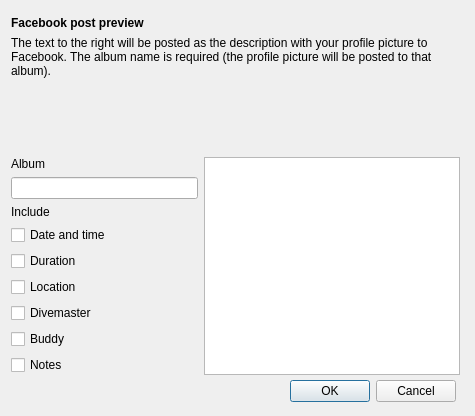
The window that desktop-widgets/plugins/facebook/socialnetworksdialog.ui (subsurface/subsurface) describes before a commit, drawn with Qt 5.
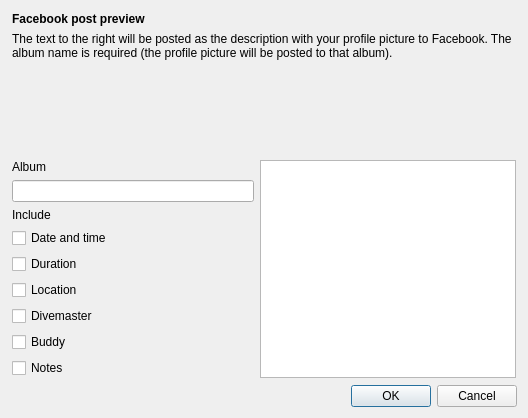
The same window after the commit.

Commit message:
[Facebook] Fix Export Dialog Layout
Dialog layout was broken, now we can actually resize.

What changed in the file:
```diff
--- a/desktop-widgets/plugins/facebook/socialnetworksdialog.ui
+++ b/desktop-widgets/plugins/facebook/socialnetworksdialog.ui
@@ -6,38 +6,15 @@
    <rect>
     <x>0</x>
     <y>0</y>
-    <width>475</width>
-    <height>416</height>
+    <width>528</width>
+    <height>418</height>
    </rect>
   </property>
   <property name="windowTitle">
    <string>Dialog</string>
   </property>
-  <widget class="QDialogButtonBox" name="buttonBox">
-   <property name="geometry">
-    <rect>
-     <x>290</x>
-     <y>380</y>
-     <width>166</width>
-     <height>22</height>
-    </rect>
-   </property>
-   <property name="orientation">
-    <enum>Qt::Horizontal</enum>
-   </property>
-   <property name="standardButtons">
-    <set>QDialogButtonBox::Cancel|QDialogButtonBox::Ok</set>
-   </property>
-  </widget>
-  <widget class="QWidget" name="layoutWidget">
-   <property name="geometry">
-    <rect>
-     <x>10</x>
-     <y>15</y>
-     <width>451</width>
-     <height>361</height>
-    </rect>
-   </property>
+  <layout class="QVBoxLayout" name="verticalLayout">
+   <item>
    <layout class="QGridLayout" name="gridLayout" rowstretch="0,1,0,0,0,0,0,0,0,0,0">
     <property name="leftMargin">
      <number>1</number>
@@ -144,7 +121,18 @@
      <widget class="QPlainTextEdit" name="text"/>
     </item>
    </layout>
-  </widget>
+   </item>
+   <item>
+    <widget class="QDialogButtonBox" name="buttonBox">
+     <property name="orientation">
+      <enum>Qt::Horizontal</enum>
+     </property>
+     <property name="standardButtons">
+      <set>QDialogButtonBox::Cancel|QDialogButtonBox::Ok</set>
+     </property>
+    </widget>
+   </item>
+  </layout>
  </widget>
  <resources/>
  <connections>
```
Left out of the diff: 11 changed lines with no effect on the pictures. Lines whose indentation alone changed are shown as unchanged.
